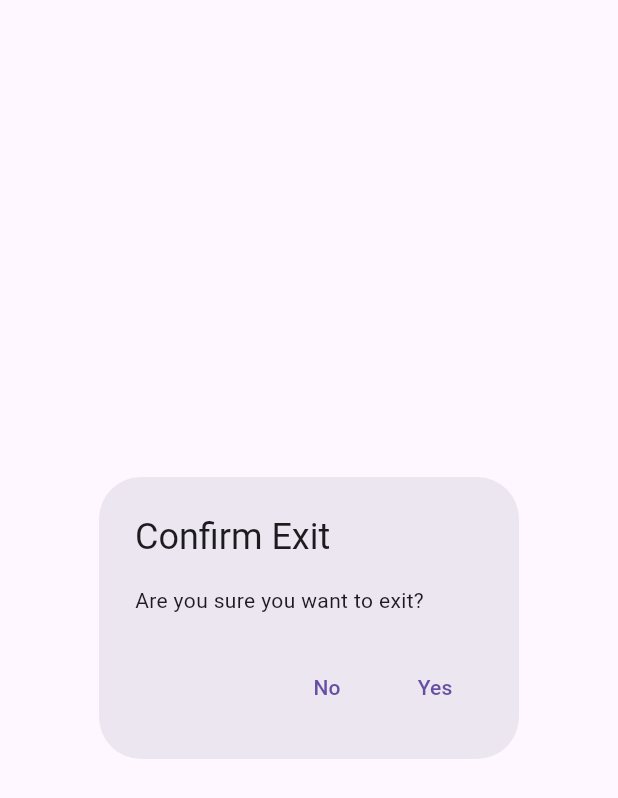
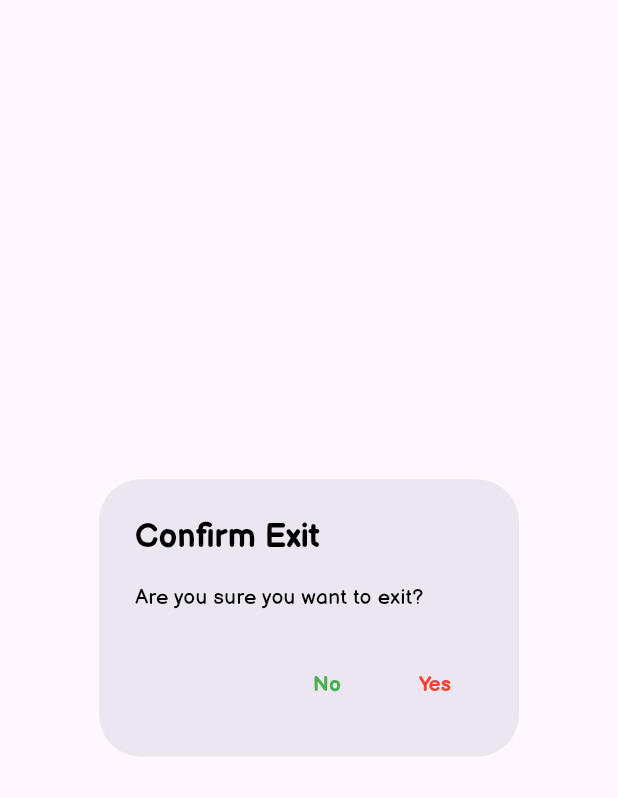
Before and after one commit to yuurzky/Breedify, a Flutter app: the AlertOnExit widget shown alone on an empty page, opened directly, on a phone screen of 412 x 824 dp. Shown: the top 798 px of the screen. Run offline on Flutter 3.47's test engine with Material 3 defaults, Android fonts, the phone set to English and light mode, and no system bars; our stand-ins replace image_picker; missing offline and left inert: googleai_dart.

```diff
--- a/lib/display/selectMenu.dart
+++ b/lib/display/select_menu.dart
@@ -13,12 +13,15 @@ class _SelectMenuState extends State<SelectMenu> {
   void initState() {
     super.initState();
   }
+
   Future<bool> _onWillPop() async {
     return await showDialog(
-      context: context,
-      builder: (context) => const AlertOnExit(),
-    ) ?? false;
+          context: context,
+          builder: (context) => const AlertOnExit(),
+        ) ??
+        false;
   }
+
   @override
   Widget build(BuildContext build) {
     SystemChrome.setSystemUIOverlayStyle(const SystemUiOverlayStyle(
@@ -28,9 +31,10 @@ class _SelectMenuState extends State<SelectMenu> {
     return WillPopScope(
       onWillPop: () async {
         return await showDialog(
-          context: context,
-          builder: (context) => const AlertOnExit(),
-        ) ?? false;
+              context: context,
+              builder: (context) => const AlertOnExit(),
+            ) ??
+            false;
       },
       child: Scaffold(
         backgroundColor: Colors.white,
@@ -118,10 +122,7 @@ class AskWidget extends StatelessWidget {
                     Text(
                       "Ask MeowAI",
                       style: TextStyle(
-                          fontFamily: 'BalsamiqSans',
-                          fontWeight: FontWeight.bold,
-                          fontSize: 32,
-                          color: Colors.black),
+                          fontFamily: 'BalsamiqSans', fontWeight: FontWeight.bold, fontSize: 32, color: Colors.black),
                     ),
                   ],
                 ),
@@ -190,10 +191,7 @@ class IdentifyWidget extends StatelessWidget {
                     Text(
                       "Identify Your Cat's Breed",
                       style: TextStyle(
-                          fontFamily: 'BalsamiqSans',
-                          fontWeight: FontWeight.bold,
-                          fontSize: 32,
-                          color: Colors.white),
+                          fontFamily: 'BalsamiqSans', fontWeight: FontWeight.bold, fontSize: 32, color: Colors.white),
                     ),
                   ],
                 ),
@@ -214,16 +212,42 @@ class AlertOnExit extends StatelessWidget {
   @override
   Widget build(BuildContext context) {
     return AlertDialog(
-      title: const Text('Confirm Exit'),
-      content: const Text('Are you sure you want to exit?'),
+      title: const Text(
+        'Confirm Exit',
+        style: TextStyle(
+          color: Colors.black,
+          fontFamily: 'BalsamiqSans',
+          fontWeight: FontWeight.bold,
+          fontSize: 22,
+        ),
+      ),
+      content: const Text(
+        'Are you sure you want to exit?',
+        style: TextStyle(
+          color: Colors.black,
+          fontFamily: 'BalsamiqSans',
+          fontWeight: FontWeight.normal,
+          fontSize: 14,
+        ),
+      ),
       actions: <Widget>[
         TextButton(
           onPressed: () => Navigator.of(context).pop(false),
-          child: const Text('No'),
+          child: const Text('No', style: TextStyle(
+            color: Colors.green,
+            fontFamily: 'BalsamiqSans',
+            fontWeight: FontWeight.bold,
+            fontSize: 14,
+          ),),
         ),
         TextButton(
-          onPressed: () => Navigator.of(context).pop(true),
-          child: const Text('Yes'),
+          onPressed: () => SystemNavigator.pop(),
+          child: const Text('Yes',style: TextStyle(
+            color: Colors.red,
+            fontFamily: 'BalsamiqSans',
+            fontWeight: FontWeight.bold,
+            fontSize: 14,
+          ),),
         ),
       ],
     );
--- a/pubspec.yaml
+++ b/pubspec.yaml
@@ -1,5 +1,5 @@
 name: breedify
-description: A new Flutter project.
+description: Your best cat-companion!
 # The following line prevents the package from being accidentally published to
 # pub.dev using `flutter pub publish`. This is preferred for private packages.
 publish_to: 'none' # Remove this line if you wish to publish to pub.dev
@@ -36,11 +36,8 @@ dependencies:
   # Use with the CupertinoIcons class for iOS style icons.
   cupertino_icons: ^1.0.2
   image_picker: ^1.0.4
-  langchain: ^0.3.0
-  langchain_google: ^0.2.1+2
   googleai_dart: ^0.0.1+1
   image: ^3.0.1
-  flutter_dotenv: ^5.0.2
 
 dev_dependencies:
   flutter_test:
@@ -68,6 +65,7 @@ flutter:
   assets:
      - .env
      - assets/
+     - assets/logo.png
 
 
   # An image asset can refer to one or more resolution-specific "variants", see
```
Also changed, not shown: lib/display/ask_chat.dart (renamed from lib/display/askChat.dart, +12 -7 lines), lib/display/identify_chat.dart (renamed from lib/display/identifyChat.dart, +79 -16 lines), lib/main.dart (+8 -7 lines), lib/display/splash_screen.dart (renamed from lib/display/splashScreen.dart), pubspec.lock, 8 other files.
